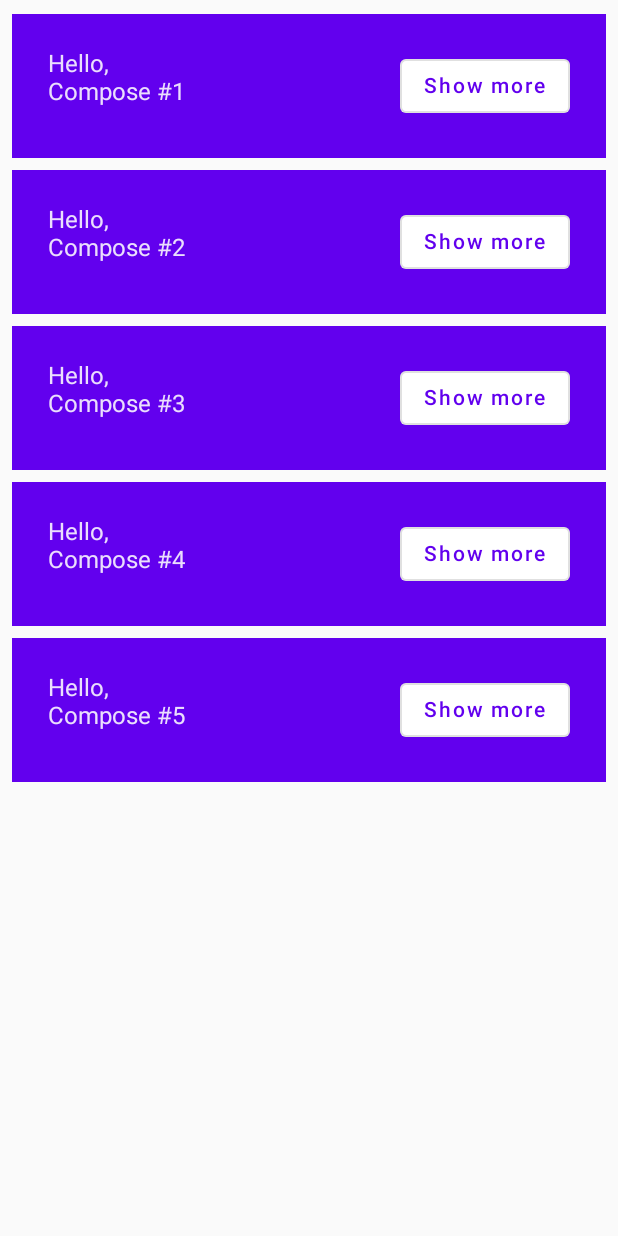
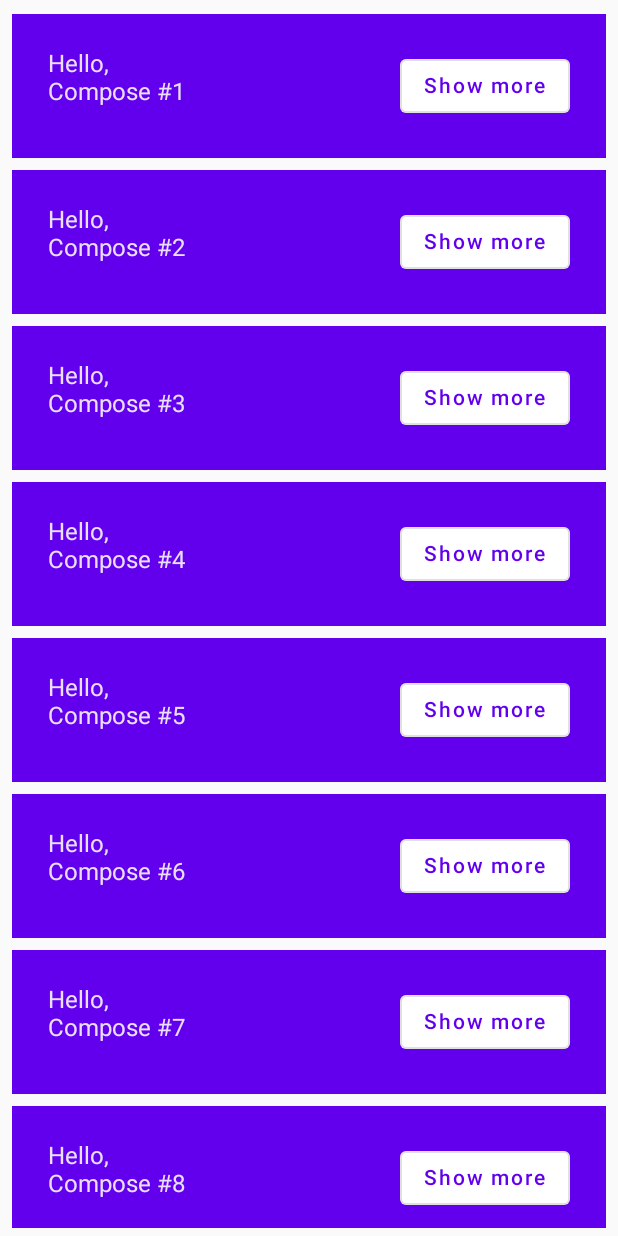
Before and after one commit to kwon0koang/ComposeTest, an Android app built with Jetpack Compose: the screen it shows after launch (MainActivity), on a phone screen of 412 x 824 dp. Run offline under Robolectric (Android 15) with nearby library versions, the phone set to English and light mode, and no system bars.

Commit message:
[kyk] 기초 커밋

```diff
--- a/app/src/main/java/com/glorykwon/composetest/MainActivity.kt
+++ b/app/src/main/java/com/glorykwon/composetest/MainActivity.kt
@@ -6,6 +6,9 @@ import androidx.activity.compose.setContent
 import androidx.compose.foundation.layout.Column
 import androidx.compose.foundation.layout.Row
 import androidx.compose.foundation.layout.padding
+import androidx.compose.foundation.lazy.LazyColumn
+import androidx.compose.foundation.rememberScrollState
+import androidx.compose.foundation.verticalScroll
 import androidx.compose.material.MaterialTheme
 import androidx.compose.material.OutlinedButton
 import androidx.compose.material.Surface
@@ -43,8 +46,13 @@ class MainActivity : ComponentActivity() {
 
 @Composable
 fun MyApp() {
-    Column(modifier = Modifier.padding(vertical = 5.dp)) {
-        for (i in 1..5) {
+    val scrollState = rememberScrollState()
+
+    Column(modifier = Modifier
+        .padding(vertical = 5.dp)
+        .verticalScroll(scrollState)
+    ) {
+        for (i in 1..30) {
             Greeting(name = "Compose #$i")
         }
     }
```
